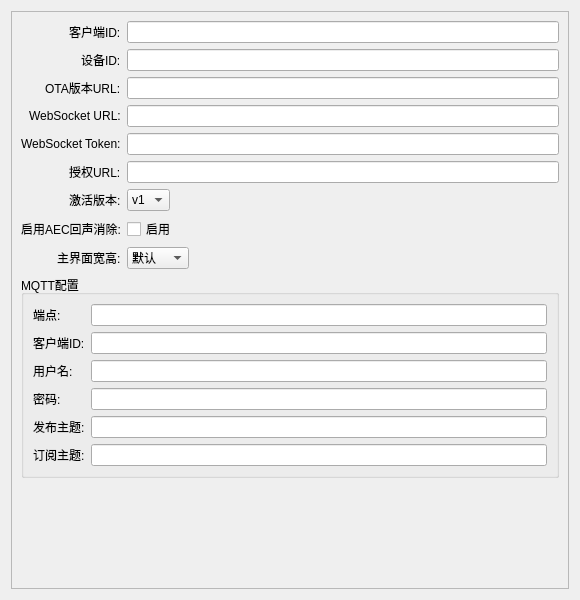
This is src/views/settings/components/system_options/system_options_widget.ui in huangjunsen0406/py-xiaozhi as Qt 5 draws it before an edit. The edited form follows.
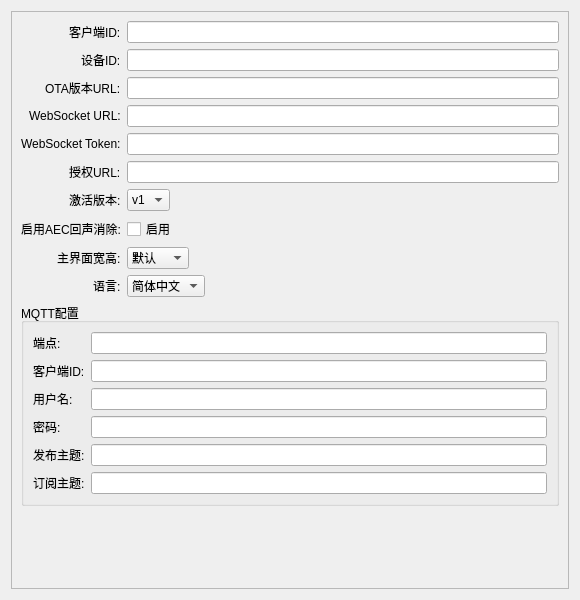
This is the edited form.

Patch:
```diff
--- a/src/views/settings/components/system_options/system_options_widget.ui
+++ b/src/views/settings/components/system_options/system_options_widget.ui
@@ -160,7 +160,33 @@
          </item>
         </widget>
        </item>
-       <item row="9" column="0" colspan="2">
+       <item row="10" column="0">
+        <widget class="QLabel" name="label_language">
+         <property name="text">
+          <string>语言:</string>
+         </property>
+        </widget>
+       </item>
+       <item row="10" column="1">
+        <widget class="QComboBox" name="language_combo">
+         <item>
+          <property name="text">
+           <string>简体中文</string>
+          </property>
+         </item>
+         <item>
+          <property name="text">
+           <string>English</string>
+          </property>
+         </item>
+         <item>
+          <property name="text">
+           <string>Русский</string>
+          </property>
+         </item>
+        </widget>
+       </item>
+       <item row="11" column="0" colspan="2">
         <widget class="QGroupBox" name="mqtt_group">
          <property name="title">
           <string>MQTT配置</string>
```
